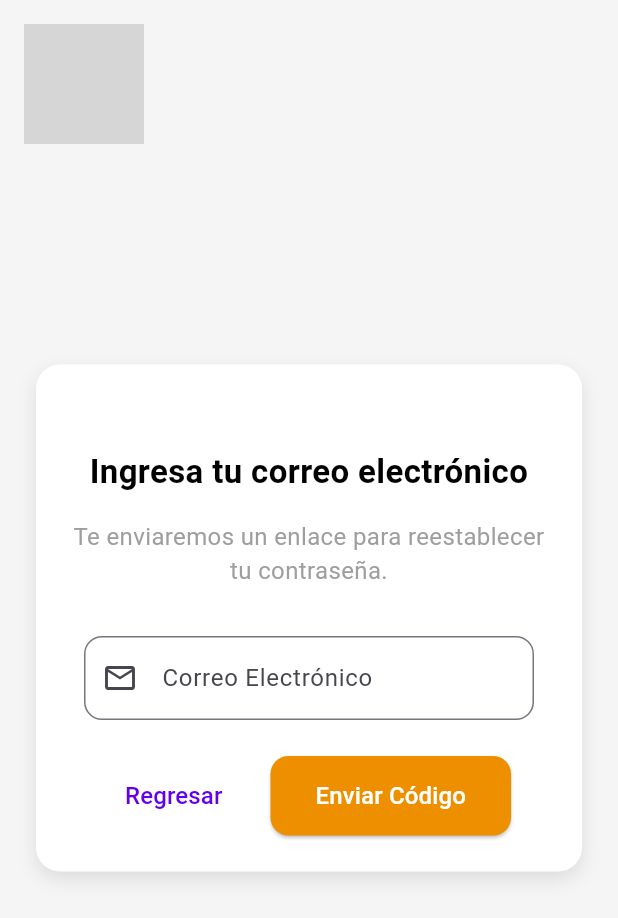
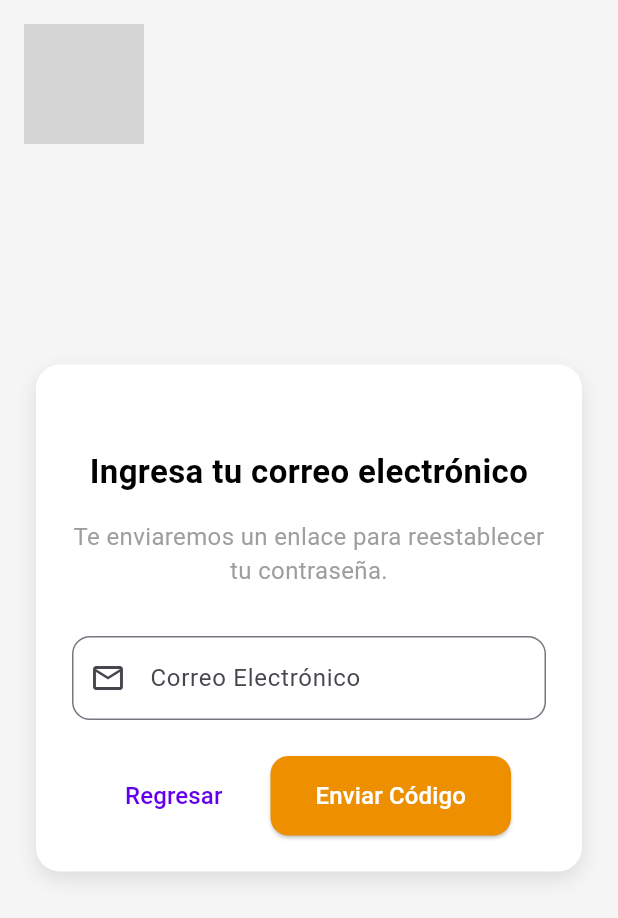
Before and after one commit to AntonyCen03/Proyecto_Sitema_Info, a Flutter app: the screen it shows after launch, after a tap on "¿Olvidaste tu contraseña?", on a phone screen of 412 x 824 dp. Shown: the top 918 px of the screen. Run offline on Flutter 3.47's test engine with Material 3 defaults, Android fonts, the phone set to English and light mode, and no system bars; our stand-ins replace cloud_firestore, firebase_auth, firebase_core; accounts and stored records are empty; grey boxes are pictures that could not be loaded.

Commit message:
cambio de vista en login.dart

```diff
--- a/lib/Page_Ui/pagina_login/login.dart
+++ b/lib/Page_Ui/pagina_login/login.dart
@@ -36,6 +36,25 @@ class _PageLoginState extends State<PageLogin> {
         future: getUser(context),
         builder: (context, asyncSnapshot) {
           return Center(
+            child: SingleChildScrollView(
+          padding: const EdgeInsets.all(24.0),
+          child: ConstrainedBox(
+            constraints: const BoxConstraints(maxWidth: 600.0),
+            child: Container(
+              width: double.infinity,
+              padding: const EdgeInsets.all(30.0),
+              decoration: BoxDecoration(
+                color: Colors.white,
+                borderRadius: BorderRadius.circular(15.0),
+                boxShadow: [
+                  BoxShadow(
+                    color: Colors.grey.withOpacity(0.3),
+                    spreadRadius: 3,
+                    blurRadius: 10,
+                    offset: const Offset(0, 5),
+                  ),
+                ],
+              ),
             child: Column(
               mainAxisAlignment: MainAxisAlignment.center,
               children: <Widget>[
@@ -57,10 +76,13 @@ class _PageLoginState extends State<PageLogin> {
                 registrarse(context),
               ],
             ),
-          );
-        },
-      ),
-    );
+          ),
+        ),
+      )
+      );
+    },
+  ),
+  );
   }
 }
 
@@ -91,7 +113,9 @@ class UsernameField extends StatelessWidget {
           return null;
         },
         decoration: InputDecoration(
-          hintText: "Correo Electrónico",
+          labelText: "Correo Electrónico",
+          hintText: "Ingrese su correo institucional",
+          border: OutlineInputBorder(),
           fillColor: Colors.white,
           filled: true,
           contentPadding: EdgeInsets.symmetric(vertical: 8.0, horizontal: 10.0),
--- a/lib/Page_Ui/pagina_login/reset_password/olvidecontrasena.dart
+++ b/lib/Page_Ui/pagina_login/reset_password/olvidecontrasena.dart
@@ -50,7 +50,7 @@ class _OlvidecontrasenaState extends State<Olvidecontrasena> {
               padding: const EdgeInsets.all(24.0),
               child: Center(
                 child: ConstrainedBox(
-                  constraints: const BoxConstraints(maxWidth: 400),
+                  constraints: const BoxConstraints(maxWidth: 450),
                   child: Container(
                     padding: const EdgeInsets.all(24.0),
                     decoration: BoxDecoration(
@@ -89,7 +89,7 @@ class _OlvidecontrasenaState extends State<Olvidecontrasena> {
                         ),
                         const SizedBox(height: 32),
                         SizedBox(
-                          width: 300,
+                          width: 350,
                           child: TextField(
                             controller: _emailController,
                             keyboardType: TextInputType.emailAddress,
--- a/lib/Page_Ui/pagina_login/widget_iniciar_sesion.dart
+++ b/lib/Page_Ui/pagina_login/widget_iniciar_sesion.dart
@@ -50,6 +50,8 @@ class _IniciarSesionState extends State<IniciarSesion> {
                 final isAdmin = users.any((u) => (u['email'] ?? '').toString().trim() == email && (u['isadmin'] ?? false) as bool);
                 final uid= users.firstWhere((u) => (u['email'] ?? '').toString().trim() == email)['uid'].toString();
                 await updateUserLoginDate(DateTime.now(), uid);// Actualiza la fecha de último login
+                //widget.usernameController.clear();
+                //widget.passwordController.clear();
                 if (isAdmin) {
                   ScaffoldMessenger.of(context).showSnackBar(
                     const SnackBar(content: Text('Usuario administrador')),
--- a/lib/Page_Ui/pagina_login/widget_password.dart
+++ b/lib/Page_Ui/pagina_login/widget_password.dart
@@ -41,7 +41,9 @@ class PasswordFieldState extends State<PasswordField> {
               return null;
             },
             decoration: InputDecoration(
-              hintText: "Contraseña",
+              labelText: "Contraseña",
+              hintText: "Ingrese su contraseña",
+              border: OutlineInputBorder(),
               fillColor: Colors.white,
               filled: true,
               prefixIcon: Icon(Icons.lock),
```
